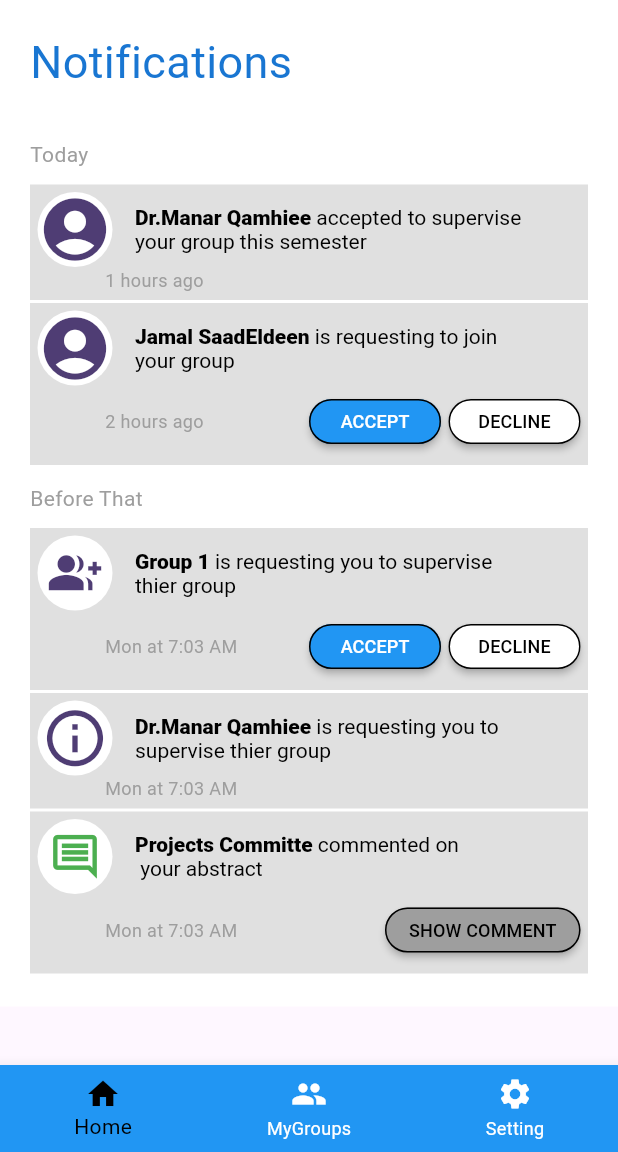
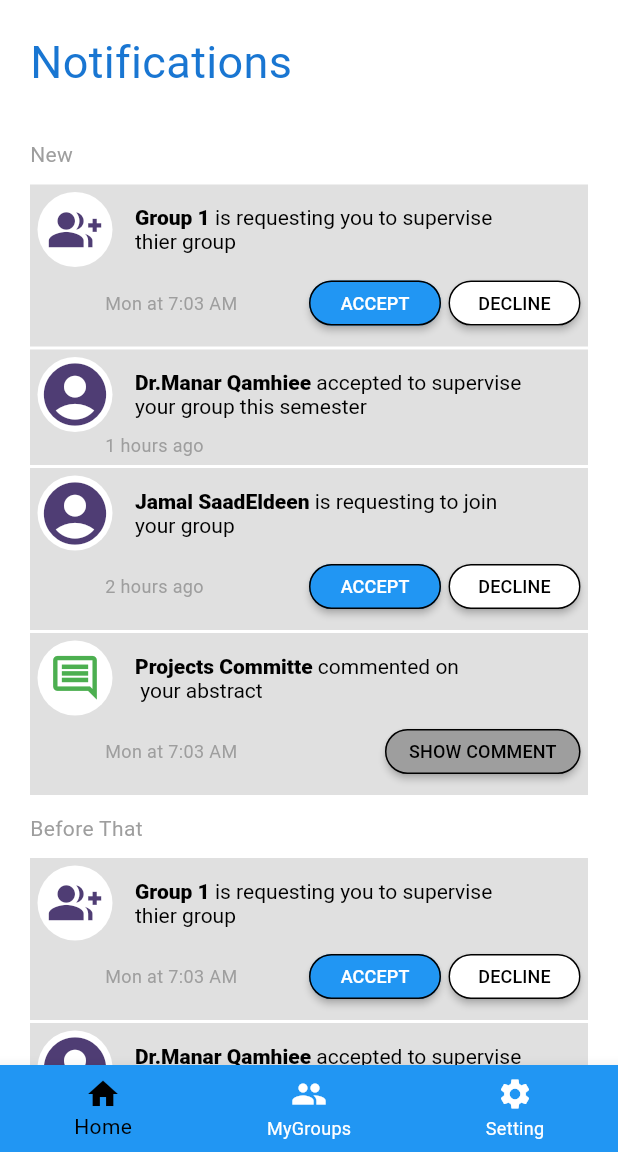
Before and after one commit to Omar-Qaneer/LetsGraduate_Mobile, a Flutter app: the SupervisorHomeScreen screen opened by its route, after a tap on the "notifications" icon, on a phone screen of 412 x 824 dp, the part 84-1236 px from its top. Run offline on Flutter 3.47's test engine with Material 3 defaults, Android fonts, the phone set to English and light mode, and no system bars; our stand-ins replace flutter_otp_text_field, get, shared_preferences; accounts and stored records are empty.

Commit message:
Build Notification Page part 6
Use ListView.builder to display comments dynamically

```diff
--- a/lib/view/screen/supervisor/notifications.dart
+++ b/lib/view/screen/supervisor/notifications.dart
@@ -6,6 +6,68 @@ class Notifications extends StatelessWidget {
 
   @override
   Widget build(BuildContext context) {
+    List newComments = [
+      {
+        "notificationSender": "Group 1 ",
+        "notificationSenderType": "group",
+        "notificationContent": "is requesting you to supervise \nthier group",
+        "notificationDuration": "Mon at 7:03 AM",
+        "notificationType": "request"
+      },
+      {
+        "notificationSender": "Dr.Manar Qamhiee ",
+        "notificationSenderType": "doctor",
+        "notificationContent":
+            "accepted to supervise \nyour group this semester",
+        "notificationDuration": "1 hours ago",
+        "notificationType": "response"
+      },
+      {
+        "notificationSender": "Jamal SaadEldeen ",
+        "notificationSenderType": "student",
+        "notificationContent": "is requesting to join \nyour group",
+        "notificationDuration": "2 hours ago",
+        "notificationType": "request"
+      },
+      {
+        "notificationSender": "Projects Committe ",
+        "notificationSenderType": "doctor",
+        "notificationContent": "commented on\n your abstract",
+        "notificationDuration": "Mon at 7:03 AM",
+        "notificationType": "comment"
+      }
+    ];
+    List beforeThatComments = [
+      {
+        "notificationSender": "Group 1 ",
+        "notificationSenderType": "group",
+        "notificationContent": "is requesting you to supervise \nthier group",
+        "notificationDuration": "Mon at 7:03 AM",
+        "notificationType": "request"
+      },
+      {
+        "notificationSender": "Dr.Manar Qamhiee ",
+        "notificationSenderType": "doctor",
+        "notificationContent":
+            "accepted to supervise \nyour group this semester",
+        "notificationDuration": "1 hours ago",
+        "notificationType": "response"
+      },
+      {
+        "notificationSender": "Jamal SaadEldeen ",
+        "notificationSenderType": "student",
+        "notificationContent": "is requesting to join \nyour group",
+        "notificationDuration": "2 hours ago",
+        "notificationType": "request"
+      },
+      {
+        "notificationSender": "Projects Committe ",
+        "notificationSenderType": "doctor",
+        "notificationContent": "commented on\n your abstract",
+        "notificationDuration": "Mon at 7:03 AM",
+        "notificationType": "comment"
+      }
+    ];
     return Container(
       color: Colors.white,
       child: SingleChildScrollView(
@@ -22,26 +84,26 @@ class Notifications extends StatelessWidget {
                 height: 30,
               ),
               const Text(
-                "Today",
+                "New",
                 style: TextStyle(color: Colors.grey),
               ),
               const SizedBox(
                 height: 10,
               ),
-              const CustomJoinRequest(
-                notificationSender: 'Dr.Manar Qamhiee ',
-                notificationContent:
-                    'accepted to supervise \nyour group this semester',
-                notificationDuration: '1 hours ago',
-                notificationType: 'response',
-                notificationSenderType: 'supervisor',
-              ),
-              const CustomJoinRequest(
-                notificationSender: 'Jamal SaadEldeen ',
-                notificationContent: 'is requesting to join \nyour group',
-                notificationDuration: '2 hours ago',
-                notificationType: 'request',
-                notificationSenderType: 'student',
+              ListView.builder(
+                physics: const NeverScrollableScrollPhysics(),
+                shrinkWrap: true,
+                itemCount: beforeThatComments.length,
+                itemBuilder: (context, index) {
+                  final comment = beforeThatComments[index];
+                  return CustomJoinRequest(
+                    notificationSender: comment['notificationSender'],
+                    notificationContent: comment['notificationContent'],
+                    notificationDuration: comment['notificationDuration'],
+                    notificationType: comment['notificationType'],
+                    notificationSenderType: comment['notificationSenderType'],
+                  );
+                },
               ),
               const Padding(
                 padding: EdgeInsets.symmetric(vertical: 10),
@@ -50,28 +112,20 @@ class Notifications extends StatelessWidget {
                   style: TextStyle(color: Colors.grey),
                 ),
               ),
-              const CustomJoinRequest(
-                notificationSender: 'Group 1 ',
-                notificationContent:
-                    'is requesting you to supervise \nthier group',
-                notificationDuration: 'Mon at 7:03 AM',
-                notificationType: 'request',
-                notificationSenderType: 'group',
-              ),
-              const CustomJoinRequest(
-                notificationSender: 'Dr.Manar Qamhiee ',
-                notificationContent:
-                    'is requesting you to \nsupervise thier group',
-                notificationDuration: 'Mon at 7:03 AM',
-                notificationType: 'info',
-                notificationSenderType: 'group',
-              ),
-              const CustomJoinRequest(
-                notificationSender: 'Projects Committe ',
-                notificationContent: 'commented on\n your abstract',
-                notificationDuration: 'Mon at 7:03 AM',
-                notificationType: 'comment',
-                notificationSenderType: 'group',
+              ListView.builder(
+                physics: const NeverScrollableScrollPhysics(),
+                shrinkWrap: true,
+                itemCount: newComments.length,
+                itemBuilder: (context, index) {
+                  final comment = newComments[index];
+                  return CustomJoinRequest(
+                    notificationSender: comment['notificationSender'],
+                    notificationContent: comment['notificationContent'],
+                    notificationDuration: comment['notificationDuration'],
+                    notificationType: comment['notificationType'],
+                    notificationSenderType: comment['notificationSenderType'],
+                  );
+                },
               ),
             ],
           ),
```
